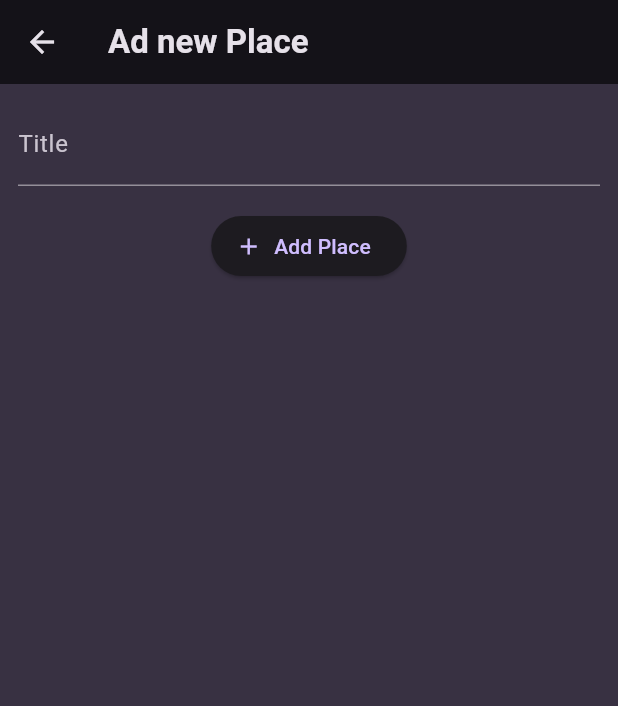
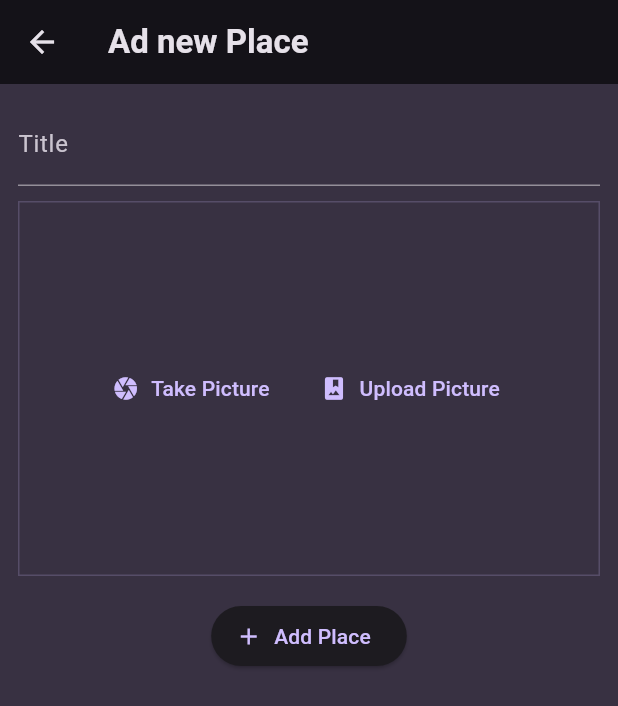
Before and after one commit to nirajan0bohara/favorite-places, a Flutter app: the AddPlaceScreen screen opened directly, on a phone screen of 412 x 824 dp. Shown: the top 706 px of the screen. Run offline on Flutter 3.47's test engine with Material 3 defaults, Android fonts, the phone set to English and light mode, and no system bars; our stand-ins replace flutter_riverpod, google_fonts, image_picker.

Commit message:
working in image picker

```diff
--- a/lib/screens/add_places.dart
+++ b/lib/screens/add_places.dart
@@ -1,4 +1,5 @@
 import 'package:favorite_places/providers/user_provider.dart';
+import 'package:favorite_places/widgets/image_input.dart';
 import 'package:flutter/material.dart';
 import 'package:flutter_riverpod/flutter_riverpod.dart';
 
@@ -45,6 +46,8 @@ class _AddPlaceScreenState extends ConsumerState<AddPlaceScreen> {
                 color: Theme.of(context).colorScheme.onBackground,
               ),
             ),
+            const SizedBox(height: 10),
+            const ImageInput(),
             const SizedBox(height: 16),
             ElevatedButton.icon(
               onPressed: _savePlace,
--- /dev/null
+++ b/lib/widgets/image_input.dart
@@ -0,0 +1,75 @@
+import 'dart:io';
+import 'package:flutter/material.dart';
+import 'package:image_picker/image_picker.dart';
+
+class ImageInput extends StatefulWidget {
+  const ImageInput({super.key});
+
+  @override
+  State<ImageInput> createState() => _ImageInputState();
+}
+
+class _ImageInputState extends State<ImageInput> {
+  File? _selectedImage;
+
+  void _takePicture() async {
+    final ImagePicker imagePicker = ImagePicker();
+    final pickedImage = await imagePicker.pickImage(
+      source: ImageSource.camera,
+      maxWidth: 600,
+    );
+    if (pickedImage == null) {
+      return;
+    }
+    setState(() {
+      _selectedImage = File(pickedImage.path);
+    });
+  }
+
+  void _uploadImage() async {
+    final ImagePicker imagepicker = ImagePicker();
+    final uploadedImage = await imagepicker.pickImage(
+      source: ImageSource.gallery,
+      maxWidth: 600,
+    );
+  }
+
+  @override
+  Widget build(BuildContext context) {
+    Widget content = Row(
+      mainAxisAlignment: MainAxisAlignment.center,
+      children: [
+        TextButton.icon(
+          onPressed: _takePicture,
+          icon: const Icon(Icons.camera),
+          label: const Text('Take Picture'),
+        ),
+        const SizedBox(width: 6),
+        TextButton.icon(
+          onPressed: _uploadImage,
+          icon: const Icon(Icons.photo_album),
+          label: const Text('Upload Picture'),
+        ),
+      ],
+    );
+
+    if (_selectedImage != null) {
+      content = Image.file(
+        _selectedImage!,
+        fit: BoxFit.cover,
+      );
+    }
+    return Container(
+      decoration: BoxDecoration(
+        border: Border.all(
+          width: 1,
+          color: Theme.of(context).colorScheme.primary.withOpacity(0.2),
+        ),
+      ),
+      height: 250,
+      width: double.infinity,
+      alignment: Alignment.center,
+      child: content,
+    );
+  }
+}
--- a/pubspec.yaml
+++ b/pubspec.yaml
@@ -38,6 +38,7 @@ dependencies:
   google_fonts: ^6.2.1
   uuid: ^4.4.0
   flutter_riverpod: ^2.5.1
+  image_picker: ^1.1.1
 
 dev_dependencies:
   flutter_test:
```
Also changed, not shown: pubspec.lock, 5 other files.
